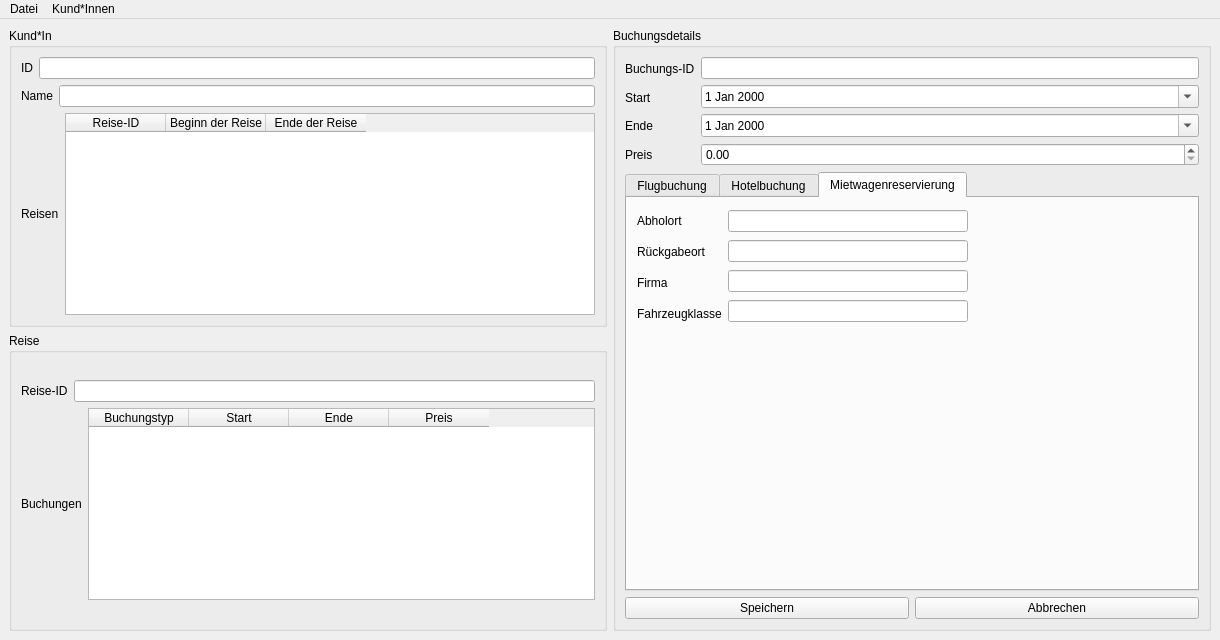
This is TravelAgencyUI.ui in TheTobiTiger02/PG2Praktikum4 as Qt 5 draws it before an edit. The edited form follows.
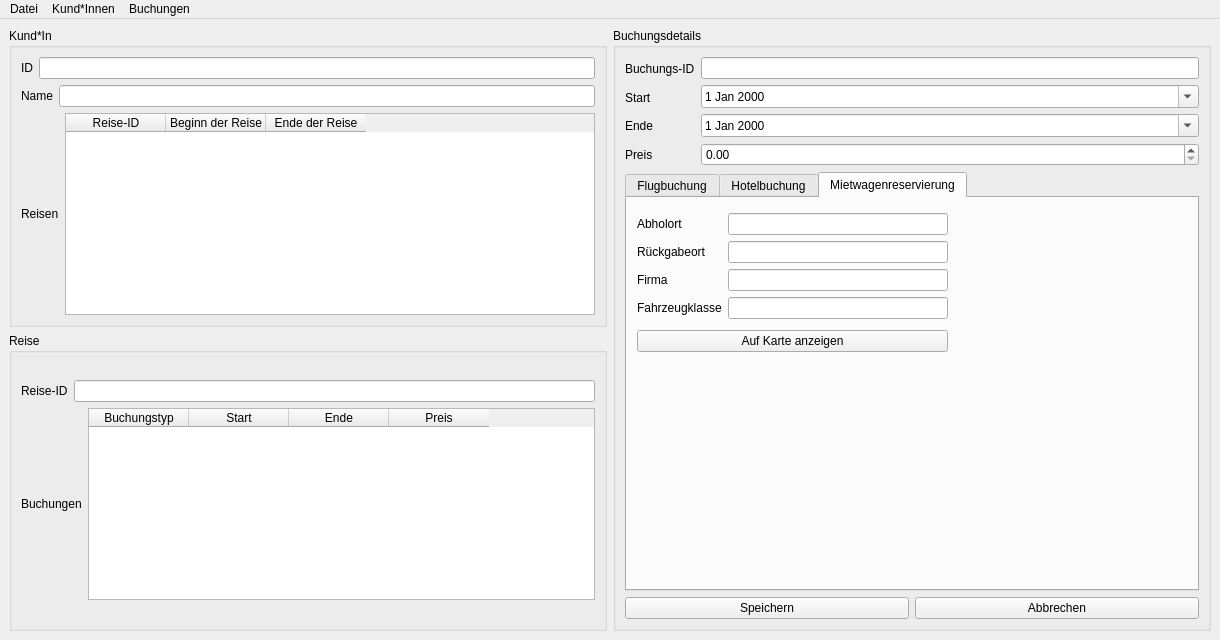
This is the edited form. The open tabs and pages were chosen to show the change.

What changed in the file:
```diff
--- a/TravelAgencyUI.ui
+++ b/TravelAgencyUI.ui
@@ -459,15 +459,17 @@
           <attribute name="title">
            <string>Mietwagenreservierung</string>
           </attribute>
-          <widget class="QWidget" name="layoutWidget">
+          <widget class="QWidget" name="">
            <property name="geometry">
             <rect>
              <x>10</x>
              <y>10</y>
-             <width>331</width>
-             <height>118</height>
+             <width>311</width>
+             <height>150</height>
             </rect>
            </property>
+           <layout class="QVBoxLayout" name="verticalLayout_17">
+            <item>
            <layout class="QHBoxLayout" name="horizontalLayout_4">
             <item>
              <layout class="QVBoxLayout" name="verticalLayout_7">
@@ -518,6 +520,15 @@
              </layout>
             </item>
            </layout>
+            </item>
+            <item>
+             <widget class="QPushButton" name="rentalMapButton">
+              <property name="text">
+               <string>Auf Karte anzeigen</string>
+              </property>
+             </widget>
+            </item>
+           </layout>
           </widget>
          </widget>
         </widget>
@@ -566,9 +577,17 @@
      <string>Kund*Innen</string>
     </property>
     <addaction name="actionSuchen"/>
+    <addaction name="actionHinzuf_gen"/>
+   </widget>
+   <widget class="QMenu" name="menuBuchungen">
+    <property name="title">
+     <string>Buchungen</string>
+    </property>
+    <addaction name="actionHinzuf_gen_2"/>
    </widget>
    <addaction name="menuDatei"/>
    <addaction name="menuKund_Innen"/>
+   <addaction name="menuBuchungen"/>
   </widget>
   <action name="actionEinlesen">
    <property name="text">
```
Left out of the diff: 46 changed lines with no effect on the pictures. Lines whose indentation alone changed are shown as unchanged.
